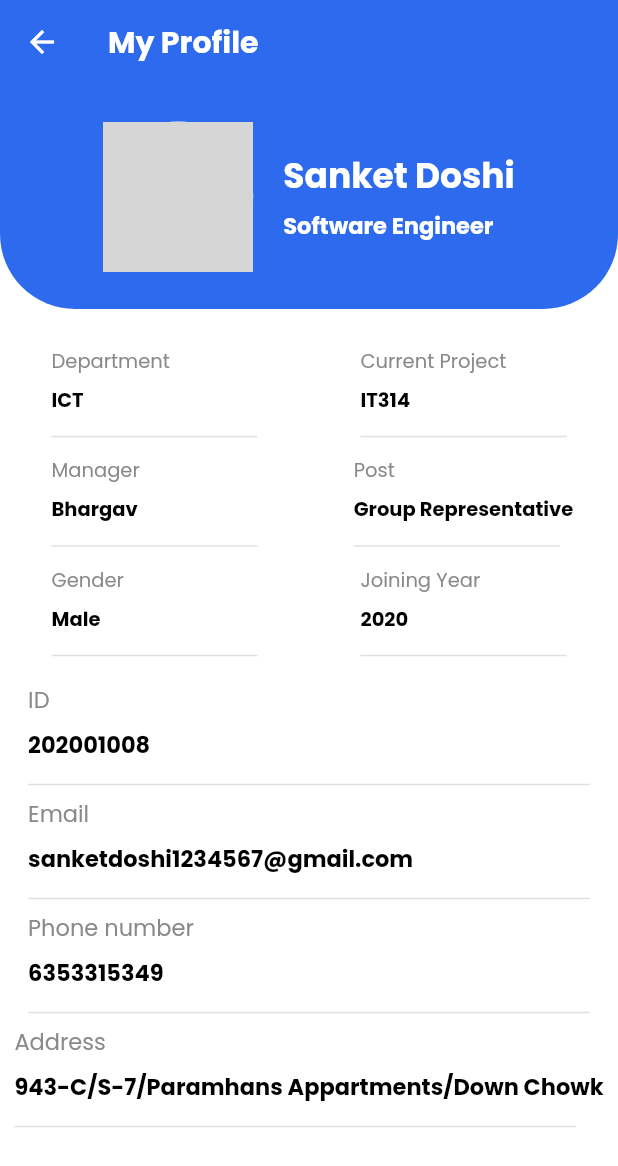
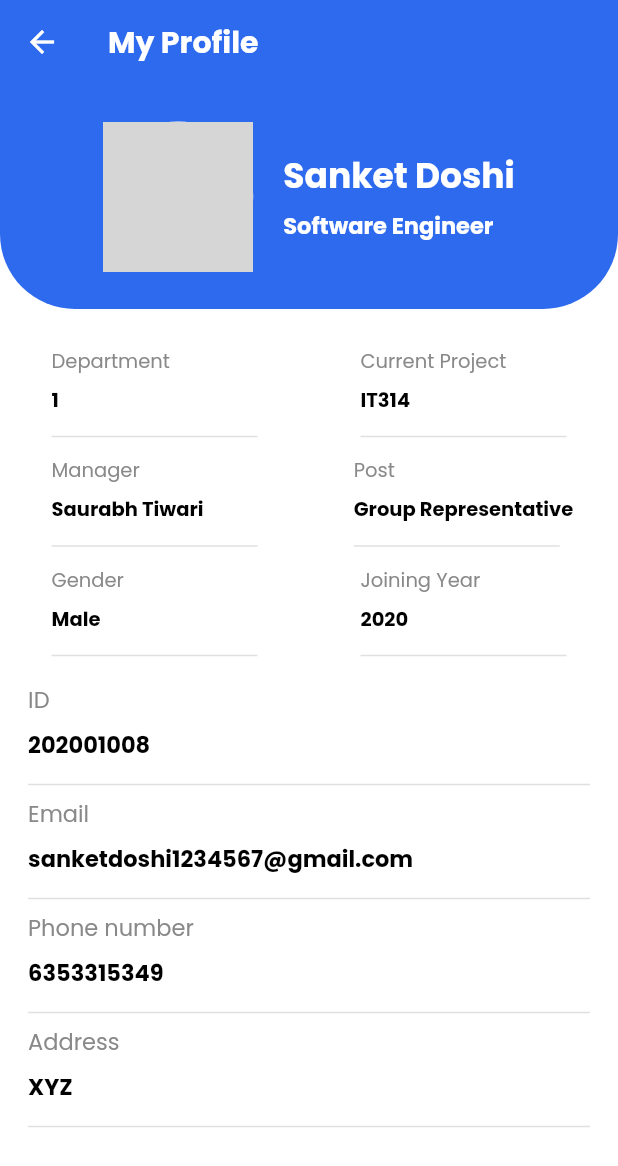
Before and after one commit to sanket26042003/IT314_project_1, a Flutter app: the ProfilePage screen opened directly, on a phone screen of 412 x 824 dp. Shown: the top 1166 px of the screen. Run offline on Flutter 3.47's test engine with Material 2 defaults, Android fonts, the phone set to English and light mode, and no system bars; our stand-ins replace device_preview, google_fonts; network calls fail; grey boxes are pictures that could not be loaded.

Commit message:
Created json models and updated profile page by Sanket

```diff
--- a/Frontend/lib/profile_page.dart
+++ b/Frontend/lib/profile_page.dart
@@ -1,4 +1,6 @@
 import 'package:flutter/material.dart';
+
+import 'models/profile.dart';
 
 class ProfilePage extends StatelessWidget {
   const ProfilePage({super.key});
@@ -16,6 +18,7 @@ class ProfilePage extends StatelessWidget {
         ),
       ),
       body: Container(
+        //itemCount: MyProfile.items.length,
         color: Colors.white,
         child: Column(
           children: [
@@ -31,12 +34,11 @@ class ProfilePage extends StatelessWidget {
               child: Row(
                 mainAxisAlignment: MainAxisAlignment.center,
                 children: [
-                  const CircleAvatar(
+                  CircleAvatar(
                     maxRadius: 50,
                     minRadius: 50,
                     backgroundColor: Colors.white,
-                    backgroundImage: NetworkImage(
-                        'https://media.licdn.com/dms/image/C4D03AQHeGQues54a7A/profile-displayphoto-shrink_400_400/0/1660370113184?e=1683158400&v=beta&t=FxMldRbrHibOS5cycOepPay-DGi3FZz0GOucq7uSuiw'),
+                    backgroundImage: NetworkImage(MyProfile.profiles[0].image),
                     //backgroundImage: AssetImage('assets/nicherSaaS_1.jpg'),
                   ),
                   const SizedBox(
@@ -46,21 +48,21 @@ class ProfilePage extends StatelessWidget {
                   Column(
                     crossAxisAlignment: CrossAxisAlignment.start,
                     mainAxisAlignment: MainAxisAlignment.center,
-                    children: const [
+                    children: [
                       Text(
-                        "Sanket Doshi",
-                        style: TextStyle(
+                        MyProfile.profiles[0].EmployeeName,
+                        style: const TextStyle(
                             fontSize: 23,
                             fontWeight: FontWeight.bold,
                             color: Colors.white),
                       ),
-                      SizedBox(
+                      const SizedBox(
                         height: 5,
                         width: 5,
                       ),
                       Text(
-                        "Software Engineer",
-                        style: TextStyle(
+                        MyProfile.profiles[0].roll,
+                        style: const TextStyle(
                             fontSize: 15,
                             fontWeight: FontWeight.bold,
                             color: Colors.white),
@@ -77,39 +79,48 @@ class ProfilePage extends StatelessWidget {
             Row(
               mainAxisAlignment: MainAxisAlignment.start,
               crossAxisAlignment: CrossAxisAlignment.start,
-              children: const [
-                ProfileDetailRow(title: 'Department', value: 'ICT'),
-                ProfileDetailRow(title: 'Current Project', value: 'IT314'),
+              children: [
+                ProfileDetailRow(
+                    title: 'Department',
+                    value: MyProfile.profiles[0].Department),
+                ProfileDetailRow(
+                    title: 'Current Project',
+                    value: MyProfile.profiles[0].currentProject),
               ],
             ),
             Row(
               mainAxisAlignment: MainAxisAlignment.start,
               crossAxisAlignment: CrossAxisAlignment.start,
-              children: const [
-                ProfileDetailRow(title: 'Manager', value: 'Bhargav'),
-                ProfileDetailRow(title: 'Post', value: 'Group Representative'),
+              children: [
+                ProfileDetailRow(
+                    title: 'Manager', value: MyProfile.profiles[0].Manager),
+                ProfileDetailRow(
+                    title: 'Post', value: MyProfile.profiles[0].Post),
               ],
             ),
             Row(
               mainAxisAlignment: MainAxisAlignment.start,
               crossAxisAlignment: CrossAxisAlignment.start,
-              children: const [
-                ProfileDetailRow(title: 'Gender', value: 'Male'),
-                ProfileDetailRow(title: 'Joining Year', value: '2020'),
+              children: [
+                ProfileDetailRow(
+                    title: 'Gender', value: MyProfile.profiles[0].Gender),
+                ProfileDetailRow(
+                    title: 'Joining Year',
+                    value: MyProfile.profiles[0].DateOfJoining),
               ],
             ),
             const SizedBox(
               height: 10,
               width: 10,
             ),
-            const ProfileDetailColumn(title: 'ID', value: '202001008'),
-            const ProfileDetailColumn(
-                title: 'Email', value: 'sanketdoshi1234567@gmail.com'),
-            const ProfileDetailColumn(
-                title: 'Phone number', value: '6353315349'),
-            const ProfileDetailColumn(
-                title: 'Address',
-                value: '943-C/S-7/Paramhans Appartments/Down Chowk')
+            ProfileDetailColumn(
+                title: 'ID', value: MyProfile.profiles[0].EmployeeID),
+            ProfileDetailColumn(
+                title: 'Email', value: MyProfile.profiles[0].Email),
+            ProfileDetailColumn(
+                title: 'Phone number', value: MyProfile.profiles[0].PhoneNo),
+            ProfileDetailColumn(
+                title: 'Address', value: MyProfile.profiles[0].Address)
           ],
         ),
       ),
```
